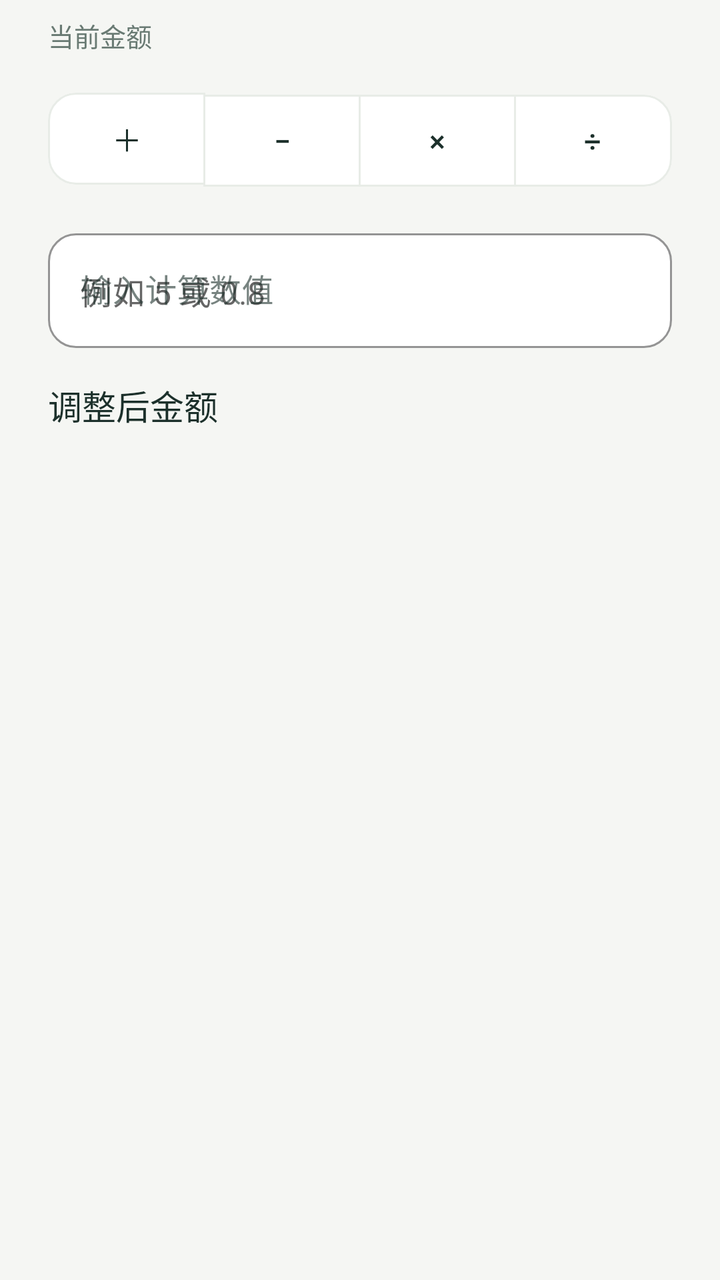
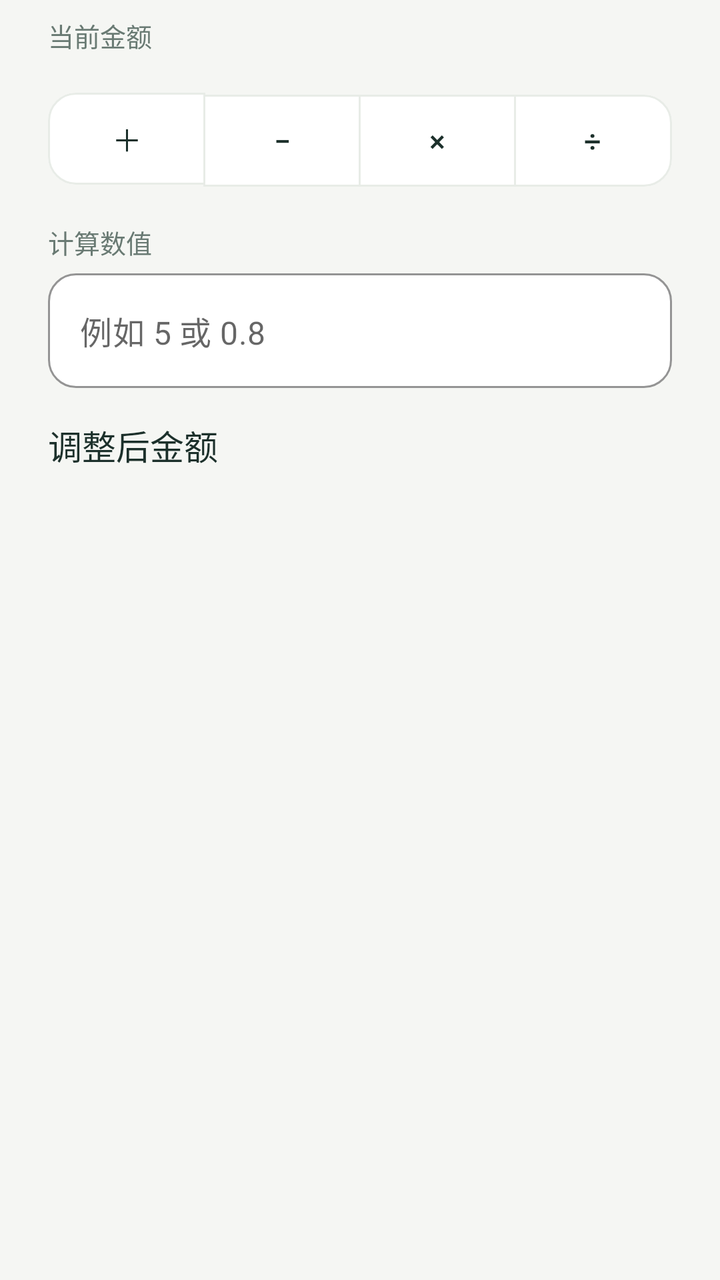

Screens rendered from an Android XML layout before and after an edit, with the pre-edit source and the edit as a unified diff.
<!-- AndroidManifest.xml: application theme Theme.LightLedger -->
<!-- res/layout/dialog_amount_calculator.xml -->
<?xml version="1.0" encoding="utf-8"?>
<LinearLayout xmlns:android="http://schemas.android.com/apk/res/android" xmlns:app="http://schemas.android.com/apk/res-auto" android:layout_width="match_parent" android:layout_height="wrap_content" android:orientation="vertical" android:paddingHorizontal="24dp" android:paddingTop="8dp" android:paddingBottom="8dp">
    <TextView android:id="@+id/baseAmount" style="@style/LedgerCaption" android:layout_width="match_parent" android:layout_height="wrap_content" android:text="当前金额" />
    <com.google.android.material.button.MaterialButtonToggleGroup android:id="@+id/operations" android:layout_width="match_parent" android:layout_height="wrap_content" android:layout_marginTop="16dp" app:singleSelection="true" app:selectionRequired="true">
        <com.google.android.material.button.MaterialButton android:id="@+id/operationAdd" style="@style/LedgerToggleButton" android:layout_width="0dp" android:layout_height="wrap_content" android:layout_weight="1" android:text="＋" android:contentDescription="加" />
        <com.google.android.material.button.MaterialButton android:id="@+id/operationSubtract" style="@style/LedgerToggleButton" android:layout_width="0dp" android:layout_height="wrap_content" android:layout_weight="1" android:text="−" android:contentDescription="减" />
        <com.google.android.material.button.MaterialButton android:id="@+id/operationMultiply" style="@style/LedgerToggleButton" android:layout_width="0dp" android:layout_height="wrap_content" android:layout_weight="1" android:text="×" android:contentDescription="乘" />
        <com.google.android.material.button.MaterialButton android:id="@+id/operationDivide" style="@style/LedgerToggleButton" android:layout_width="0dp" android:layout_height="wrap_content" android:layout_weight="1" android:text="÷" android:contentDescription="除" />
    </com.google.android.material.button.MaterialButtonToggleGroup>
    <com.google.android.material.textfield.TextInputLayout android:id="@+id/operandInput" style="@style/LedgerInput" android:layout_width="match_parent" android:layout_height="wrap_content" android:layout_marginTop="16dp" android:hint="输入计算数值">
        <com.google.android.material.textfield.TextInputEditText android:id="@+id/operand" android:layout_width="match_parent" android:layout_height="wrap_content" android:inputType="numberDecimal" android:singleLine="true" android:hint="例如 5 或 0.8" />
    </com.google.android.material.textfield.TextInputLayout>
    <TextView android:id="@+id/resultPreview" style="@style/LedgerSectionTitle" android:layout_width="match_parent" android:layout_height="wrap_content" android:layout_marginTop="16dp" android:text="调整后金额" />
</LinearLayout>
<!-- resources referenced by this layout -->
<resources>
  <style name="LedgerCaption"><item name="android:textColor">?attr/ledgerMuted</item><item name="android:textSize">13sp</item><item name="android:lineSpacingExtra">3dp</item></style>
  <style name="LedgerInput" parent="Widget.MaterialComponents.TextInputLayout.OutlinedBox">
          <item name="boxCornerRadiusTopStart">14dp</item><item name="boxCornerRadiusTopEnd">14dp</item><item name="boxCornerRadiusBottomStart">14dp</item><item name="boxCornerRadiusBottomEnd">14dp</item>
          <item name="boxBackgroundColor">@color/white</item><item name="boxStrokeColor">?attr/colorPrimary</item>
      </style>
  <style name="LedgerSectionTitle"><item name="android:textColor">?attr/colorOnSurface</item><item name="android:textSize">17sp</item><item name="android:fontFamily">sans-serif-medium</item></style>
  <style name="LedgerToggleButton" parent="LedgerOutlineButton">
          <item name="backgroundTint">@color/ledger_chip_background</item>
          <item name="android:textColor">@color/ledger_chip_text</item>
      </style>
  <color name="white">#FFFFFF</color>
  <style name="LedgerOutlineButton" parent="Widget.MaterialComponents.Button.OutlinedButton">
          <item name="cornerRadius">14dp</item><item name="android:minHeight">52dp</item><item name="android:textAllCaps">false</item>
          <item name="android:textSize">15sp</item><item name="strokeColor">?attr/ledgerBorder</item><item name="backgroundTint">@color/white</item>
          <item name="android:paddingHorizontal">16dp</item><item name="android:insetTop">3dp</item><item name="android:insetBottom">3dp</item>
      </style>
  <color name="ledger_teal">#237462</color>
  <color name="ledger_teal_dark">#184D40</color>
  <color name="ledger_ink">#1C302B</color>
  <color name="ledger_background">#F5F6F3</color>
  <color name="ledger_teal_soft">#E5F1EA</color>
  <color name="ledger_muted">#697A73</color>
  <color name="ledger_border">#E8ECE7</color>
  <style name="LedgerWindowAnimation" parent="android:style/Animation.Activity">
          <item name="android:activityOpenEnterAnimation">@null</item>
          <item name="android:activityOpenExitAnimation">@null</item>
          <item name="android:activityCloseEnterAnimation">@null</item>
          <item name="android:activityCloseExitAnimation">@null</item>
      </style>
  <style name="LedgerButton" parent="Widget.MaterialComponents.Button">
          <item name="cornerRadius">14dp</item><item name="android:minHeight">52dp</item><item name="android:textAllCaps">false</item>
          <item name="android:textSize">15sp</item><item name="android:fontFamily">sans-serif-medium</item><item name="android:paddingHorizontal">16dp</item>
          <item name="android:insetTop">3dp</item><item name="android:insetBottom">3dp</item>
      </style>
  <!-- unchanged entries left out for length: 1 -->
</resources>

<!-- the commit's change to res/layout/dialog_amount_calculator.xml (unified diff, before → after) -->
@@ -7,7 +7,8 @@
         <com.google.android.material.button.MaterialButton android:id="@+id/operationMultiply" style="@style/LedgerToggleButton" android:layout_width="0dp" android:layout_height="wrap_content" android:layout_weight="1" android:text="×" android:contentDescription="乘" />
         <com.google.android.material.button.MaterialButton android:id="@+id/operationDivide" style="@style/LedgerToggleButton" android:layout_width="0dp" android:layout_height="wrap_content" android:layout_weight="1" android:text="÷" android:contentDescription="除" />
     </com.google.android.material.button.MaterialButtonToggleGroup>
-    <com.google.android.material.textfield.TextInputLayout android:id="@+id/operandInput" style="@style/LedgerInput" android:layout_width="match_parent" android:layout_height="wrap_content" android:layout_marginTop="16dp" android:hint="输入计算数值">
+    <TextView style="@style/LedgerCaption" android:layout_width="match_parent" android:layout_height="wrap_content" android:layout_marginTop="16dp" android:text="计算数值" />
+    <com.google.android.material.textfield.TextInputLayout android:id="@+id/operandInput" style="@style/LedgerInput" android:layout_width="match_parent" android:layout_height="wrap_content" android:layout_marginTop="6dp" app:hintEnabled="false">
         <com.google.android.material.textfield.TextInputEditText android:id="@+id/operand" android:layout_width="match_parent" android:layout_height="wrap_content" android:inputType="numberDecimal" android:singleLine="true" android:hint="例如 5 或 0.8" />
     </com.google.android.material.textfield.TextInputLayout>
     <TextView android:id="@+id/resultPreview" style="@style/LedgerSectionTitle" android:layout_width="match_parent" android:layout_height="wrap_content" android:layout_marginTop="16dp" android:text="调整后金额" />
